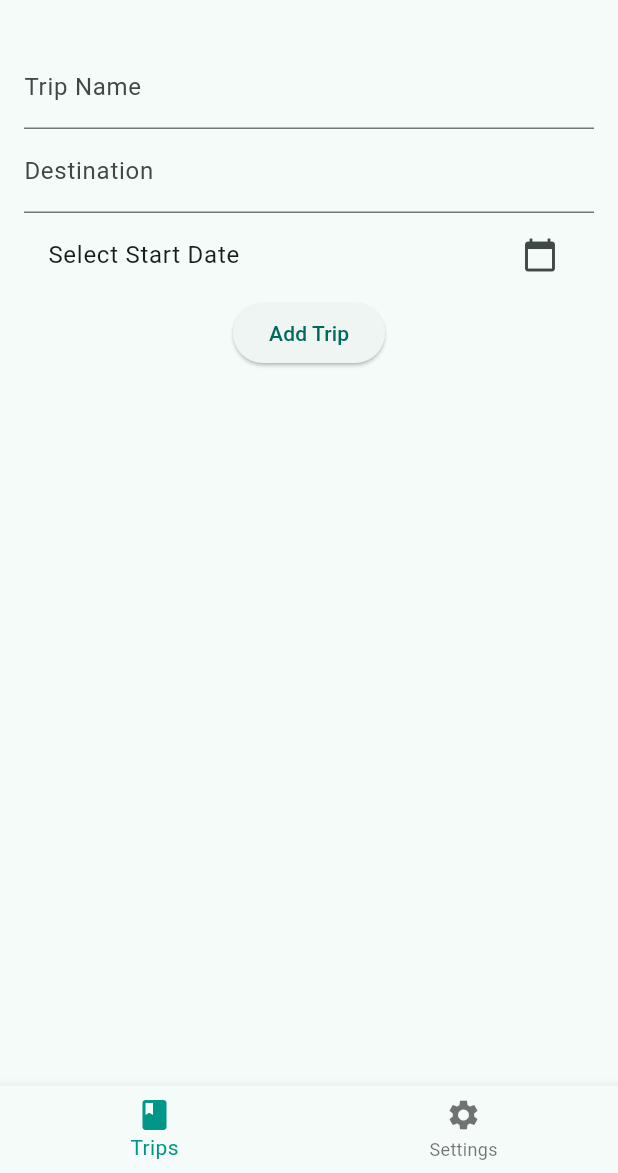
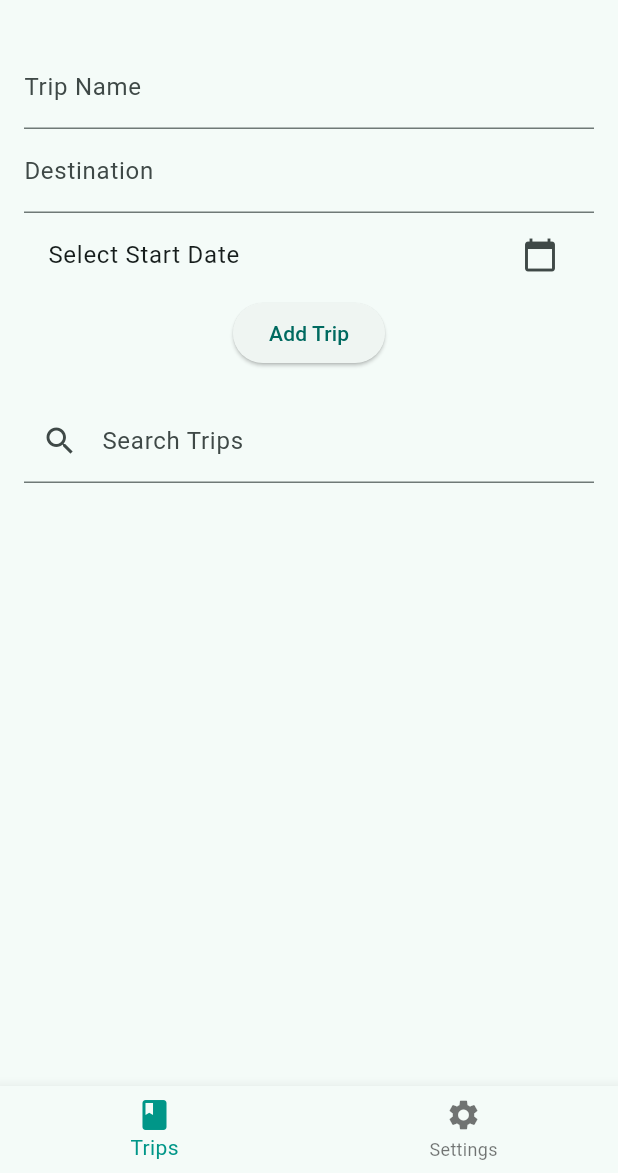
Before and after one commit to pandey-raju/RoamBook, a Flutter app: the screen it shows after launch, on a phone screen of 412 x 824 dp, the part 63-1236 px from its top. Run offline on Flutter 3.47's test engine with Material 3 defaults, Android fonts, the phone set to English and light mode, and no system bars.

Commit message:
Complete Phase 1, Step 1.4: Add trip organization, search, and entry count display

```diff
--- a/roambook/lib/main.dart
+++ b/roambook/lib/main.dart
@@ -80,6 +80,7 @@ class _TripsScreenState extends State<TripsScreen> {
   final _nameController = TextEditingController();
   final _destinationController = TextEditingController();
   DateTime? _startDate;
+  String _searchQuery = '';
 
   void _addTrip() {
     if (_formKey.currentState!.validate() && _startDate != null) {
@@ -106,8 +107,20 @@ class _TripsScreenState extends State<TripsScreen> {
     );
   }
 
+  List<Map<String, dynamic>> _getFilteredTrips() {
+    return _trips.where((trip) {
+      final name = trip['name'].toString().toLowerCase();
+      final destination = trip['destination'].toString().toLowerCase();
+      final query = _searchQuery.toLowerCase();
+      return name.contains(query) || destination.contains(query);
+    }).toList();
+  }
+
   @override
   Widget build(BuildContext context) {
+    final filteredTrips = _getFilteredTrips();
+    filteredTrips.sort((a, b) => (a['startDate'] as DateTime).compareTo(b['startDate'] as DateTime));
+
     return Padding(
       padding: const EdgeInsets.all(16.0),
       child: Column(
@@ -163,15 +176,28 @@ class _TripsScreenState extends State<TripsScreen> {
             ),
           ),
           const SizedBox(height: 20),
+          TextField(
+            decoration: const InputDecoration(
+              labelText: 'Search Trips',
+              prefixIcon: Icon(Icons.search),
+            ),
+            onChanged: (value) {
+              setState(() {
+                _searchQuery = value;
+              });
+            },
+          ),
+          const SizedBox(height: 20),
           Expanded(
             child: ListView.builder(
-              itemCount: _trips.length,
+              itemCount: filteredTrips.length,
               itemBuilder: (context, index) {
-                final trip = _trips[index];
+                final trip = filteredTrips[index];
                 return ListTile(
                   title: Text(trip['name']),
                   subtitle: Text('${trip['destination']} - ${trip['startDate'].toString().split(' ')[0]}'),
-                  onTap: () => _navigateToTripEntries(index),
+                  trailing: Text('${trip['entries'].length} entries'),
+                  onTap: () => _navigateToTripEntries(_trips.indexOf(trip)),
                 );
               },
             ),
```
Also changed, not shown: 1 other file.
